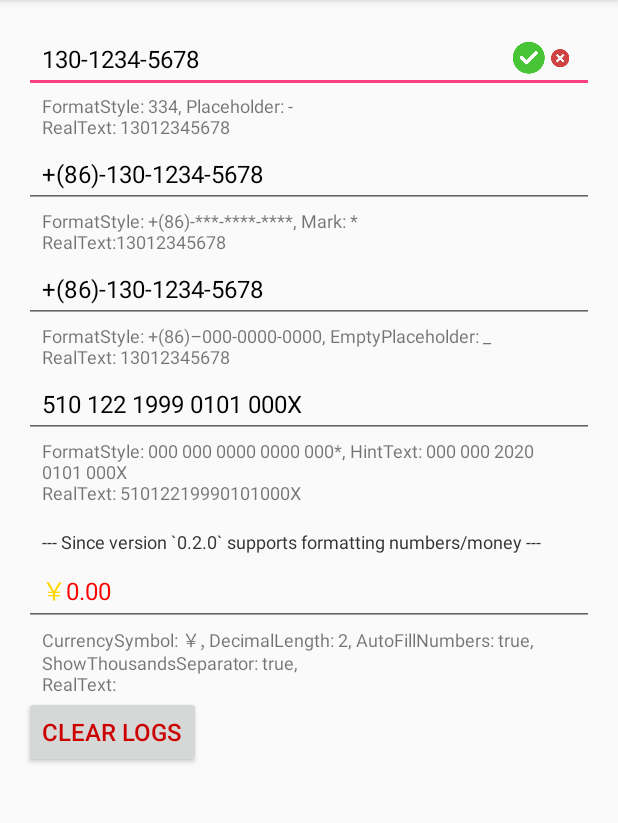
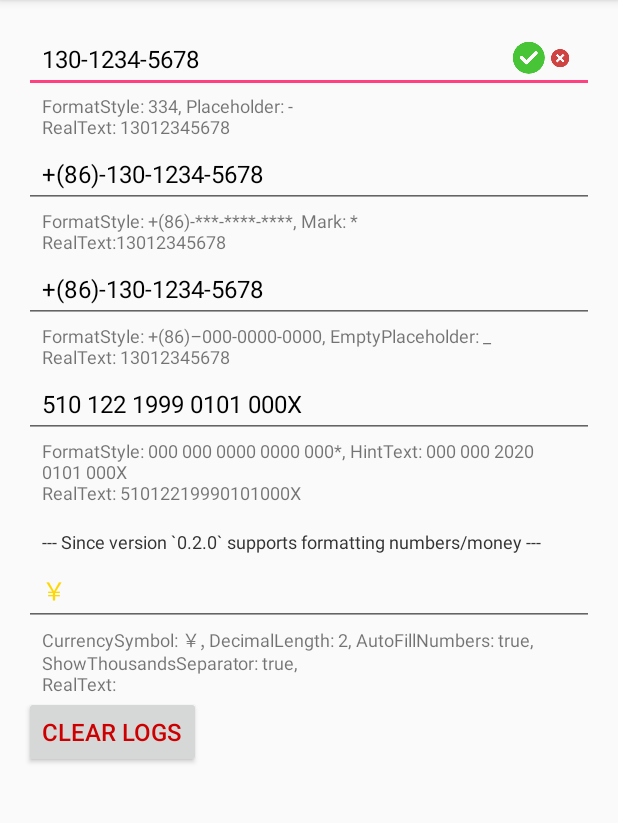
Before and after one commit to echristophersono/macdasi8, an Android app: the screen it shows after launch (MainActivity), on a phone screen of 412 x 824 dp, the part 84-907 px from its top. Run offline under Robolectric (Android 15) with nearby library versions, the phone set to English and light mode, and no system bars.

Commit message:
Bug fixes

```diff
--- a/app/src/main/res/layout/activity_main.xml
+++ b/app/src/main/res/layout/activity_main.xml
@@ -95,7 +95,6 @@
         android:id="@+id/formattedEditText_hint"
         android:layout_width="match_parent"
         android:layout_height="wrap_content"
-        android:digits="0123456789X"
         android:hint="@string/please_input_identity_number"
         android:maxLength="22"
         android:padding="12dp"
@@ -133,7 +132,7 @@
         android:padding="12dp"
         android:textColor="@android:color/black"
         android:textSize="16sp"
-        app:fet_autoFillNumbers="true"
+        app:fet_autoFillNumbers="false"
         app:fet_autoFillNumbersTextColor="#ff0000"
         app:fet_clearDrawable="@drawable/icon_clear"
         app:fet_currencySymbol="￥"
--- a/core/src/main/java/me/dkzwm/widget/fet/MaskNumberEditText.java
+++ b/core/src/main/java/me/dkzwm/widget/fet/MaskNumberEditText.java
@@ -371,7 +371,7 @@ public class MaskNumberEditText extends ClearEditText {
         if (editable.length() > 0) {
             if (editable.charAt(0) == THOUSANDS_SEPARATOR_CHAR) {
                 editable.delete(0, 1);
-            } else if (mAutoFillNumbers && editable.charAt(0) == DECIMAL_POINT_CHAR) {
+            } else if (editable.charAt(0) == DECIMAL_POINT_CHAR) {
                 editable.insert(0, ZERO_PLACEHOLDER);
                 editable.setSpan(
                         new ZeroIntegerSpan(getFilledTextColorForSpan()),
```
